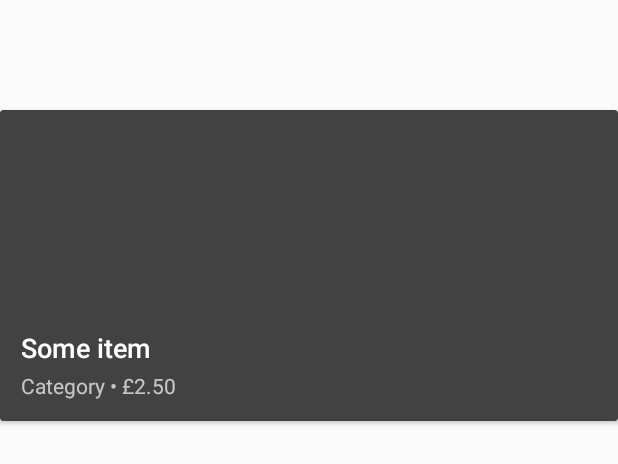
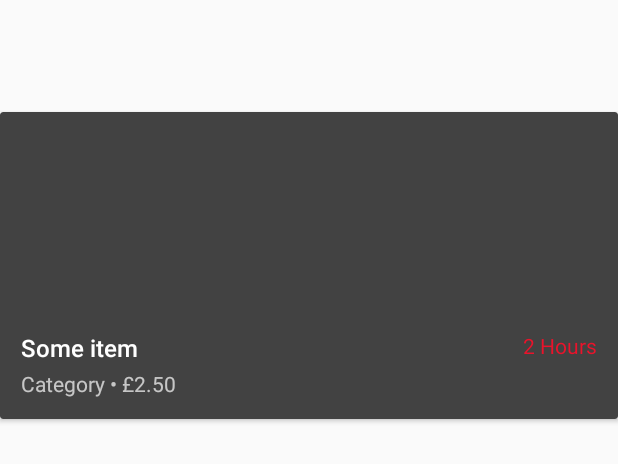
Before and after one commit to EXJUSTICE/OxfordHack, an Android app: the layout item_list.xml on its own in the app's theme, with its tools: preview values and no code run, on a phone screen of 412 x 824 dp. Shown: the part 352-816 px from the top of the screen. Run offline under Robolectric (Android 15) with nearby library versions, the phone set to English and light mode, and no system bars.

Commit message:
Added stuff

```diff
--- a/app/src/main/res/layout/item_list.xml
+++ b/app/src/main/res/layout/item_list.xml
@@ -39,17 +39,32 @@
             android:orientation="vertical"
             android:padding="14dp">
 
-            <TextView
-                android:id="@+id/text_name"
+            <RelativeLayout
                 android:layout_width="match_parent"
                 android:layout_height="wrap_content"
-                android:layout_centerVertical="false"
-                android:ellipsize="end"
-                android:text="Some item"
-                android:textAppearance="@style/TextAppearance.AppCompat.Body2"
-                android:textSize="18sp"
                 android:layout_marginBottom="3dp"
-                android:textColor="?android:attr/textColorPrimaryInverse" />
+                android:orientation="horizontal">
+
+                <TextView
+                    android:id="@+id/text_name"
+                    android:layout_width="wrap_content"
+                    android:layout_height="wrap_content"
+                    android:layout_centerVertical="false"
+                    android:ellipsize="end"
+                    android:text="Some item"
+                    android:textAppearance="@style/TextAppearance.AppCompat.Body2"
+                    android:textSize="16sp"
+                    android:textColor="?android:attr/textColorPrimaryInverse" />
+
+                <TextView
+                    android:text="2 Hours"
+                    android:layout_width="wrap_content"
+                    android:layout_height="wrap_content"
+                    android:id="@+id/textView2"
+                    android:textColor="#EA132B"
+                    android:layout_alignParentRight="true" />
+            </RelativeLayout>
+
 
             <TextView
                 android:id="@+id/text_info"
--- a/app/src/main/res/values/strings.xml
+++ b/app/src/main/res/values/strings.xml
@@ -1,6 +1,7 @@
 <resources>
     <string name="app_name">HookMeUp</string>
     <string name="action_settings">Settings</string>
+    <string name="action_map">Map</string>
     <string name="title_activity_map">Map</string>
     <string name="title_activity_events">Events</string>
 </resources>
```
Also changed, not shown: app/src/main/AndroidManifest.xml (+6 -1 lines), app/src/main/java/com/xu/hookmeup/EventsActivity.java (+29 -1 lines), app/src/main/java/com/xu/hookmeup/MapActivity.java (+10 -5 lines), app/src/main/res/layout/activity_event.xml (+16 -3 lines), app/src/main/res/layout/activity_map.xml (+6 -2 lines), app/src/main/res/menu/menu_events.xml (added, +10 -0 lines), app/src/main/res/drawable-hdpi/ic_map.png (added), app/src/main/res/drawable-mdpi/ic_map.png (added), app/src/main/res/drawable-xhdpi/ic_map.png (added), app/src/main/res/drawable-xxhdpi/ic_map.png (added).
